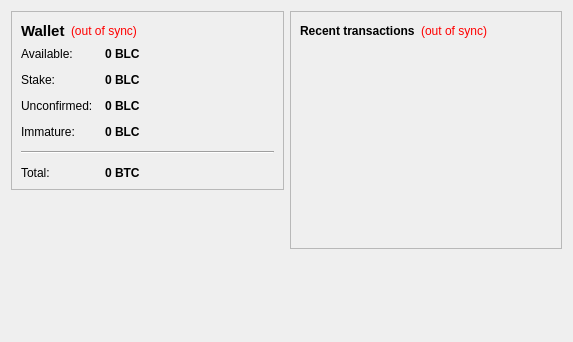
The window that src/qt/forms/overviewpage.ui (Madscotslad/Blockcoin) describes before a commit, drawn with Qt 5.
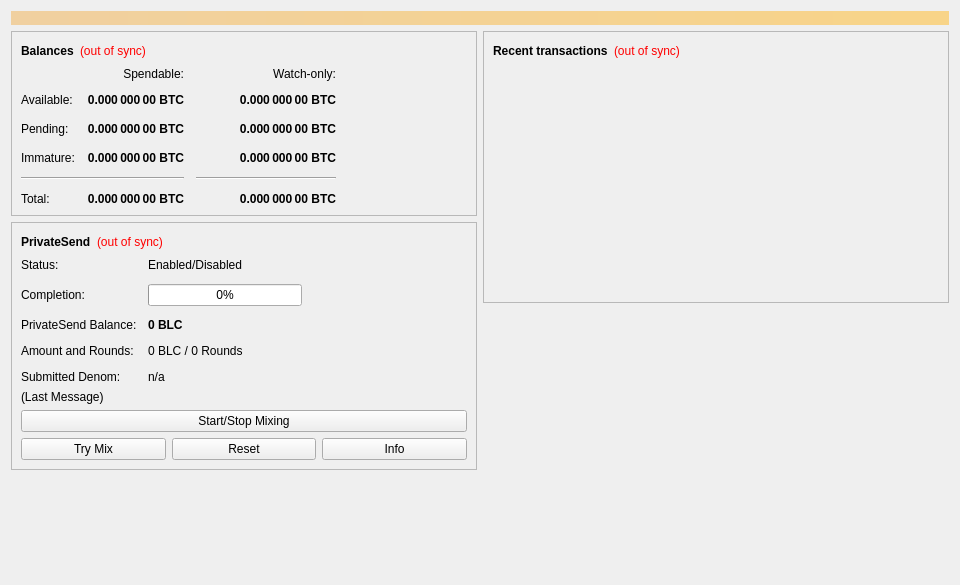
The same window after the commit.

```diff
--- a/src/qt/forms/overviewpage.ui
+++ b/src/qt/forms/overviewpage.ui
@@ -6,13 +6,40 @@
    <rect>
     <x>0</x>
     <y>0</y>
-    <width>573</width>
-    <height>342</height>
+    <width>960</width>
+    <height>585</height>
    </rect>
   </property>
+  <property name="minimumSize">
+   <size>
+    <width>960</width>
+    <height>0</height>
+   </size>
+  </property>
   <property name="windowTitle">
    <string>Form</string>
   </property>
+  <layout class="QVBoxLayout" name="topLayout">
+   <item>
+    <widget class="QLabel" name="labelAlerts">
+     <property name="visible">
+      <bool>false</bool>
+     </property>
+     <property name="styleSheet">
+      <string notr="true">QLabel { background-color: qlineargradient(x1: 0, y1: 0, x2: 1, y2: 0, stop:0 #F0D0A0, stop:1 #F8D488); color:#000000; }</string>
+     </property>
+     <property name="wordWrap">
+      <bool>true</bool>
+     </property>
+     <property name="margin">
+      <number>3</number>
+     </property>
+     <property name="textInteractionFlags">
+      <set>Qt::TextSelectableByMouse</set>
+     </property>
+    </widget>
+   </item>
+   <item>
   <layout class="QHBoxLayout" name="horizontalLayout" stretch="1,1">
    <item>
     <layout class="QVBoxLayout" name="verticalLayout_2">
@@ -31,13 +58,12 @@
            <widget class="QLabel" name="label_5">
             <property name="font">
              <font>
-              <pointsize>11</pointsize>
               <weight>75</weight>
               <bold>true</bold>
              </font>
             </property>
             <property name="text">
-             <string>Wallet</string>
+               <string>Balances</string>
             </property>
            </widget>
           </item>
@@ -58,7 +84,7 @@
            </widget>
           </item>
           <item>
-           <spacer name="horizontalSpacer_2">
+             <spacer name="horizontalSpacer_3">
             <property name="orientation">
              <enum>Qt::Horizontal</enum>
             </property>
@@ -73,25 +99,12 @@
          </layout>
         </item>
         <item>
-         <layout class="QFormLayout" name="formLayout_2">
-          <property name="fieldGrowthPolicy">
-           <enum>QFormLayout::AllNonFixedFieldsGrow</enum>
-          </property>
-          <property name="horizontalSpacing">
+           <layout class="QGridLayout" name="gridLayout">
+            <property name="spacing">
            <number>12</number>
           </property>
-          <property name="verticalSpacing">
-           <number>12</number>
-          </property>
-          <item row="0" column="0">
-           <widget class="QLabel" name="label">
-            <property name="text">
-             <string>Available:</string>
-            </property>
-           </widget>
-          </item>
-          <item row="0" column="1">
-           <widget class="QLabel" name="labelBalance">
+            <item row="2" column="2">
+             <widget class="QLabel" name="labelWatchPending">
             <property name="font">
              <font>
               <weight>75</weight>
@@ -102,52 +115,19 @@
              <cursorShape>IBeamCursor</cursorShape>
             </property>
             <property name="toolTip">
-             <string>Your current spendable balance</string>
+               <string>Unconfirmed transactions to watch-only addresses</string>
             </property>
             <property name="text">
-             <string notr="true">0 BLC</string>
-            </property>
-            <property name="textInteractionFlags">
-             <set>Qt::LinksAccessibleByMouse|Qt::TextSelectableByKeyboard|Qt::TextSelectableByMouse</set>
-            </property>
-           </widget>
-          </item>
-          <item row="1" column="0">
-           <widget class="QLabel" name="label_6">
-            <property name="text">
-             <string>Stake:</string>
-            </property>
-           </widget>
-          </item>
-          <item row="1" column="1">
-           <widget class="QLabel" name="labelStake">
-            <property name="font">
-             <font>
-              <weight>75</weight>
-              <bold>true</bold>
-             </font>
-            </property>
-            <property name="cursor">
-             <cursorShape>IBeamCursor</cursorShape>
-            </property>
-            <property name="toolTip">
-             <string>Total of coins that was staked, and do not yet count toward the current balance</string>
-            </property>
-            <property name="text">
-             <string notr="true">0 BLC</string>
-            </property>
+               <string notr="true">0.000 000 00 BTC</string>
+              </property>
+              <property name="alignment">
+               <set>Qt::AlignRight|Qt::AlignTrailing|Qt::AlignVCenter</set>
+              </property>
             <property name="textInteractionFlags">
              <set>Qt::LinksAccessibleByMouse|Qt::TextSelectableByKeyboard|Qt::TextSelectableByMouse</set>
             </property>
            </widget>
           </item>
-          <item row="2" column="0">
-           <widget class="QLabel" name="label_3">
-            <property name="text">
-             <string>Unconfirmed:</string>
-            </property>
-           </widget>
-          </item>
           <item row="2" column="1">
            <widget class="QLabel" name="labelUnconfirmed">
             <property name="font">
@@ -160,36 +140,38 @@
              <cursorShape>IBeamCursor</cursorShape>
             </property>
             <property name="toolTip">
-             <string>Total of transactions that have yet to be confirmed, and do not yet count toward the current balance</string>
+               <string>Total of transactions that have yet to be confirmed, and do not yet count toward the spendable balance</string>
             </property>
             <property name="text">
-             <string notr="true">0 BLC</string>
+               <string notr="true">0.000 000 00 BTC</string>
+              </property>
+              <property name="alignment">
+               <set>Qt::AlignRight|Qt::AlignTrailing|Qt::AlignVCenter</set>
             </property>
             <property name="textInteractionFlags">
              <set>Qt::LinksAccessibleByMouse|Qt::TextSelectableByKeyboard|Qt::TextSelectableByMouse</set>
             </property>
            </widget>
           </item>
-          <item row="3" column="0">
-           <widget class="QLabel" name="labelImmatureText">
-            <property name="text">
-             <string>Immature:</string>
-            </property>
-           </widget>
-          </item>
-          <item row="3" column="1">
-           <widget class="QLabel" name="labelImmature">
+            <item row="3" column="2">
+             <widget class="QLabel" name="labelWatchImmature">
             <property name="font">
              <font>
               <weight>75</weight>
               <bold>true</bold>
              </font>
             </property>
+              <property name="cursor">
+               <cursorShape>IBeamCursor</cursorShape>
+              </property>
             <property name="toolTip">
-             <string>Mined balance that has not yet matured</string>
+               <string>Mined balance in watch-only addresses that has not yet matured</string>
             </property>
             <property name="text">
-             <string notr="true">0 BLC</string>
+               <string notr="true">0.000 000 00 BTC</string>
+              </property>
+              <property name="alignment">
+               <set>Qt::AlignRight|Qt::AlignTrailing|Qt::AlignVCenter</set>
             </property>
             <property name="textInteractionFlags">
              <set>Qt::LinksAccessibleByMouse|Qt::TextSelectableByKeyboard|Qt::TextSelectableByMouse</set>
@@ -197,7 +179,26 @@
            </widget>
           </item>
           <item row="4" column="0" colspan="2">
-           <widget class="Line" name="line">
+             <widget class="Line" name="lineSpendableBalance">
+              <property name="orientation">
+               <enum>Qt::Horizontal</enum>
+              </property>
+             </widget>
+            </item>
+            <item row="4" column="2">
+             <widget class="Line" name="lineWatchBalance">
+              <property name="sizePolicy">
+               <sizepolicy hsizetype="Preferred" vsizetype="Fixed">
+                <horstretch>0</horstretch>
+                <verstretch>0</verstretch>
+               </sizepolicy>
+              </property>
+              <property name="minimumSize">
+               <size>
+                <width>140</width>
+                <height>0</height>
+               </size>
+              </property>
             <property name="orientation">
              <enum>Qt::Horizontal</enum>
             </property>
@@ -210,6 +211,51 @@
             </property>
            </widget>
           </item>
+            <item row="3" column="1">
+             <widget class="QLabel" name="labelImmature">
+              <property name="font">
+               <font>
+                <weight>75</weight>
+                <bold>true</bold>
+               </font>
+              </property>
+              <property name="cursor">
+               <cursorShape>IBeamCursor</cursorShape>
+              </property>
+              <property name="toolTip">
+               <string>Mined balance that has not yet matured</string>
+              </property>
+              <property name="text">
+               <string notr="true">0.000 000 00 BTC</string>
+              </property>
+              <property name="alignment">
+               <set>Qt::AlignRight|Qt::AlignTrailing|Qt::AlignVCenter</set>
+              </property>
+              <property name="textInteractionFlags">
+               <set>Qt::LinksAccessibleByMouse|Qt::TextSelectableByKeyboard|Qt::TextSelectableByMouse</set>
+              </property>
+             </widget>
+            </item>
+            <item row="2" column="3">
+             <spacer name="horizontalSpacer_2">
+              <property name="orientation">
+               <enum>Qt::Horizontal</enum>
+              </property>
+              <property name="sizeHint" stdset="0">
+               <size>
+                <width>40</width>
+                <height>20</height>
+               </size>
+              </property>
+             </spacer>
+            </item>
+            <item row="3" column="0">
+             <widget class="QLabel" name="labelImmatureText">
+              <property name="text">
+               <string>Immature:</string>
+              </property>
+             </widget>
+            </item>
           <item row="5" column="1">
            <widget class="QLabel" name="labelTotal">
             <property name="font">
@@ -225,12 +271,368 @@
              <string>Your current total balance</string>
             </property>
             <property name="text">
-             <string notr="true">0 BTC</string>
-            </property>
+               <string notr="true">0.000 000 00 BTC</string>
+              </property>
+              <property name="alignment">
+               <set>Qt::AlignRight|Qt::AlignTrailing|Qt::AlignVCenter</set>
+              </property>
             <property name="textInteractionFlags">
              <set>Qt::LinksAccessibleByMouse|Qt::TextSelectableByKeyboard|Qt::TextSelectableByMouse</set>
             </property>
            </widget>
+            </item>
+            <item row="5" column="2">
+             <widget class="QLabel" name="labelWatchTotal">
+              <property name="font">
+               <font>
+                <weight>75</weight>
+                <bold>true</bold>
+               </font>
+              </property>
+              <property name="cursor">
+               <cursorShape>IBeamCursor</cursorShape>
+              </property>
+              <property name="toolTip">
+               <string>Current total balance in watch-only addresses</string>
+              </property>
+              <property name="text">
+               <string notr="true">0.000 000 00 BTC</string>
+              </property>
+              <property name="alignment">
+               <set>Qt::AlignRight|Qt::AlignTrailing|Qt::AlignVCenter</set>
+              </property>
+              <property name="textInteractionFlags">
+               <set>Qt::LinksAccessibleByMouse|Qt::TextSelectableByKeyboard|Qt::TextSelectableByMouse</set>
+              </property>
+             </widget>
+            </item>
+            <item row="0" column="2">
+             <widget class="QLabel" name="labelWatchonly">
+              <property name="text">
+               <string>Watch-only:</string>
+              </property>
+              <property name="alignment">
+               <set>Qt::AlignRight|Qt::AlignTrailing|Qt::AlignVCenter</set>
+              </property>
+             </widget>
+            </item>
+            <item row="1" column="0">
+             <widget class="QLabel" name="labelBalanceText">
+              <property name="text">
+               <string>Available:</string>
+              </property>
+             </widget>
+            </item>
+            <item row="1" column="1">
+             <widget class="QLabel" name="labelBalance">
+              <property name="font">
+               <font>
+                <weight>75</weight>
+                <bold>true</bold>
+               </font>
+              </property>
+              <property name="cursor">
+               <cursorShape>IBeamCursor</cursorShape>
+              </property>
+              <property name="toolTip">
+               <string>Your current spendable balance</string>
+              </property>
+              <property name="text">
+               <string notr="true">0.000 000 00 BTC</string>
+              </property>
+              <property name="alignment">
+               <set>Qt::AlignRight|Qt::AlignTrailing|Qt::AlignVCenter</set>
+              </property>
+              <property name="textInteractionFlags">
+               <set>Qt::LinksAccessibleByMouse|Qt::TextSelectableByKeyboard|Qt::TextSelectableByMouse</set>
+              </property>
+             </widget>
+            </item>
+            <item row="1" column="2">
+             <widget class="QLabel" name="labelWatchAvailable">
+              <property name="font">
+               <font>
+                <weight>75</weight>
+                <bold>true</bold>
+               </font>
+              </property>
+              <property name="cursor">
+               <cursorShape>IBeamCursor</cursorShape>
+              </property>
+              <property name="toolTip">
+               <string>Your current balance in watch-only addresses</string>
+              </property>
+              <property name="text">
+               <string notr="true">0.000 000 00 BTC</string>
+              </property>
+              <property name="alignment">
+               <set>Qt::AlignRight|Qt::AlignTrailing|Qt::AlignVCenter</set>
+              </property>
+              <property name="textInteractionFlags">
+               <set>Qt::LinksAccessibleByMouse|Qt::TextSelectableByKeyboard|Qt::TextSelectableByMouse</set>
+              </property>
+             </widget>
+            </item>
+            <item row="2" column="0">
+             <widget class="QLabel" name="labelPendingText">
+              <property name="text">
+               <string>Pending:</string>
+              </property>
+             </widget>
+            </item>
+            <item row="0" column="1">
+             <widget class="QLabel" name="labelSpendable">
+              <property name="text">
+               <string>Spendable:</string>
+              </property>
+              <property name="alignment">
+               <set>Qt::AlignRight|Qt::AlignTrailing|Qt::AlignVCenter</set>
+              </property>
+             </widget>
+            </item>
+           </layout>
+          </item>
+         </layout>
+        </widget>
+       </item>
+       <item>
+        <widget class="QFrame" name="framePrivateSend">
+         <property name="layoutDirection">
+          <enum>Qt::LeftToRight</enum>
+         </property>
+         <property name="frameShape">
+          <enum>QFrame::StyledPanel</enum>
+         </property>
+         <property name="frameShadow">
+          <enum>QFrame::Raised</enum>
+         </property>
+         <layout class="QVBoxLayout" name="VerticalLayout_PS1">
+          <item>
+           <layout class="QHBoxLayout" name="horizontalLayout_5">
+            <item>
+             <widget class="QLabel" name="labelPrivateSendHeader">
+              <property name="font">
+               <font>
+                <weight>75</weight>
+                <bold>true</bold>
+               </font>
+              </property>
+              <property name="text">
+               <string>PrivateSend</string>
+              </property>
+             </widget>
+            </item>
+            <item>
+             <widget class="QLabel" name="labelPrivateSendSyncStatus">
+              <property name="toolTip">
+               <string>The displayed information may be out of date. Your wallet automatically synchronizes with the Blockcoin network after a connection is established, but this process has not completed yet.</string>
+              </property>
+              <property name="styleSheet">
+               <string notr="true">QLabel { color: red; }</string>
+              </property>
+              <property name="text">
+               <string notr="true">(out of sync)</string>
+              </property>
+              <property name="alignment">
+               <set>Qt::AlignLeading|Qt::AlignLeft|Qt::AlignVCenter</set>
+              </property>
+             </widget>
+            </item>
+            <item>
+             <spacer name="horizontalSpacer_4">
+              <property name="orientation">
+               <enum>Qt::Horizontal</enum>
+              </property>
+              <property name="sizeHint" stdset="0">
+               <size>
+                <width>40</width>
+                <height>20</height>
+               </size>
+              </property>
+             </spacer>
+            </item>
+           </layout>
+          </item>
+          <item>
+           <layout class="QFormLayout" name="privateSendFormLayout">
+            <property name="fieldGrowthPolicy">
+             <enum>QFormLayout::AllNonFixedFieldsGrow</enum>
+            </property>
+            <property name="horizontalSpacing">
+             <number>11</number>
+            </property>
+            <property name="verticalSpacing">
+             <number>12</number>
+            </property>
+            <item row="0" column="0">
+             <widget class="QLabel" name="labelPrivateSendEnabledText">
+              <property name="text">
+               <string>Status:</string>
+              </property>
+             </widget>
+            </item>
+            <item row="0" column="1">
+             <widget class="QLabel" name="labelPrivateSendEnabled">
+              <property name="text">
+               <string>Enabled/Disabled</string>
+              </property>
+             </widget>
+            </item>
+            <item row="1" column="0">
+             <widget class="QLabel" name="labelCompletitionText">
+              <property name="text">
+               <string>Completion:</string>
+              </property>
+             </widget>
+            </item>
+            <item row="1" column="1">
+             <widget class="QProgressBar" name="privateSendProgress">
+              <property name="maximumSize">
+               <size>
+                <width>154</width>
+                <height>16777215</height>
+               </size>
+              </property>
+              <property name="value">
+               <number>0</number>
+              </property>
+             </widget>
+            </item>
+            <item row="2" column="0">
+             <widget class="QLabel" name="labelAnonymizedText">
+              <property name="text">
+               <string>PrivateSend Balance:</string>
+              </property>
+             </widget>
+            </item>
+            <item row="2" column="1">
+             <widget class="QLabel" name="labelAnonymized">
+              <property name="font">
+               <font>
+                <weight>75</weight>
+                <bold>true</bold>
+               </font>
+              </property>
+              <property name="text">
+               <string notr="true">0 BLC</string>
+              </property>
+             </widget>
+            </item>
+            <item row="3" column="0">
+             <widget class="QLabel" name="labelAmountAndRoundsText">
+              <property name="text">
+               <string>Amount and Rounds:</string>
+              </property>
+             </widget>
+            </item>
+            <item row="3" column="1">
+             <widget class="QLabel" name="labelAmountRounds">
+              <property name="text">
+               <string>0 BLC / 0 Rounds</string>
+              </property>
+             </widget>
+            </item>
+            <item row="4" column="0">
+             <widget class="QLabel" name="labelSubmittedDenomText">
+              <property name="text">
+               <string>Submitted Denom:</string>
+              </property>
+             </widget>
+            </item>
+            <item row="4" column="1">
+             <widget class="QLabel" name="labelSubmittedDenom">
+              <property name="toolTip">
+               <string>The denominations you submitted to the Masternode.&lt;br&gt;To mix, other users must submit the exact same denominations.</string>
+              </property>
+              <property name="text">
+               <string>n/a</string>
+              </property>
+             </widget>
+            </item>
+           </layout>
+          </item>
+          <item>
+           <layout class="QVBoxLayout" name="VerticalLayout_PS">
+            <item>
+             <widget class="QLabel" name="labelPrivateSendLastMessage">
+              <property name="text">
+               <string>(Last Message)</string>
+              </property>
+              <property name="alignment">
+               <set>Qt::AlignLeading|Qt::AlignLeft|Qt::AlignTop</set>
+              </property>
+              <property name="wordWrap">
+               <bool>true</bool>
+              </property>
+             </widget>
+            </item>
+            <item>
+             <widget class="QPushButton" name="togglePrivateSend">
+              <property name="sizePolicy">
+               <sizepolicy hsizetype="MinimumExpanding" vsizetype="Fixed">
+                <horstretch>0</horstretch>
+                <verstretch>0</verstretch>
+               </sizepolicy>
+              </property>
+              <property name="text">
+               <string>Start/Stop Mixing</string>
+              </property>
+             </widget>
+            </item>
+            <item>
+             <layout class="QHBoxLayout" name="horizontalLayout_debugbuttons">
+              <item>
+               <widget class="QPushButton" name="privateSendAuto">
+                <property name="sizePolicy">
+                 <sizepolicy hsizetype="MinimumExpanding" vsizetype="Fixed">
+                  <horstretch>0</horstretch>
+                  <verstretch>0</verstretch>
+                 </sizepolicy>
+                </property>
+                <property name="toolTip">
+                 <string>Try to manually submit a PrivateSend request.</string>
+                </property>
+                <property name="text">
+                 <string>Try Mix</string>
+                </property>
+               </widget>
+              </item>
+              <item>
+               <widget class="QPushButton" name="privateSendReset">
+                <property name="sizePolicy">
+                 <sizepolicy hsizetype="MinimumExpanding" vsizetype="Fixed">
+                  <horstretch>0</horstretch>
+                  <verstretch>0</verstretch>
+                 </sizepolicy>
+                </property>
+                <property name="toolTip">
+                 <string>Reset the current status of PrivateSend (can interrupt PrivateSend if it's in the process of Mixing, which can cost you money!)</string>
+                </property>
+                <property name="autoFillBackground">
+                 <bool>false</bool>
+                </property>
+                <property name="text">
+                 <string>Reset</string>
+                </property>
+               </widget>
+              </item>
+              <item>
+               <widget class="QPushButton" name="privateSendInfo">
+                <property name="sizePolicy">
+                 <sizepolicy hsizetype="MinimumExpanding" vsizetype="Fixed">
+                  <horstretch>0</horstretch>
+                  <verstretch>0</verstretch>
+                 </sizepolicy>
+                </property>
+                <property name="toolTip">
+                 <string>Information about PrivateSend and Mixing</string>
+                </property>
+                <property name="text">
+                 <string>Info</string>
+                </property>
+               </widget>
+              </item>
+             </layout>
           </item>
          </layout>
         </item>
@@ -267,8 +669,14 @@
          <layout class="QHBoxLayout" name="horizontalLayout_2">
           <item>
            <widget class="QLabel" name="label_4">
+              <property name="font">
+               <font>
+                <weight>75</weight>
+                <bold>true</bold>
+               </font>
+              </property>
             <property name="text">
-             <string>&lt;b&gt;Recent transactions&lt;/b&gt;</string>
+               <string>Recent transactions</string>
             </property>
            </widget>
           </item>
@@ -284,7 +692,7 @@
              <string notr="true">(out of sync)</string>
             </property>
             <property name="alignment">
-             <set>Qt::AlignRight|Qt::AlignTrailing|Qt::AlignVCenter</set>
+               <set>Qt::AlignLeading|Qt::AlignLeft|Qt::AlignVCenter</set>
             </property>
            </widget>
           </item>
@@ -337,6 +745,8 @@
         </size>
        </property>
       </spacer>
+       </item>
+      </layout>
      </item>
     </layout>
    </item>
```
Lines whose indentation alone changed are shown as unchanged.
